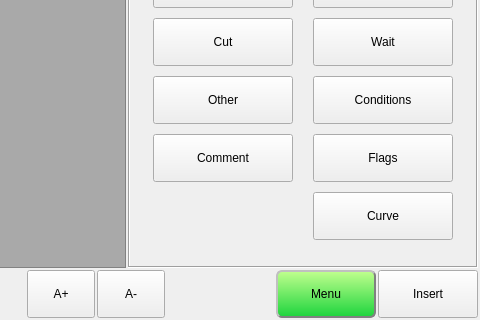
The window that hcinstruction/ichcinstructionpageframe.ui (dongdong-2009/3-5AxisRobot) describes before a commit, drawn with Qt 5; both pictures show x 519 to 999 and y 164 to 484 of the 999 by 484 pixel window.
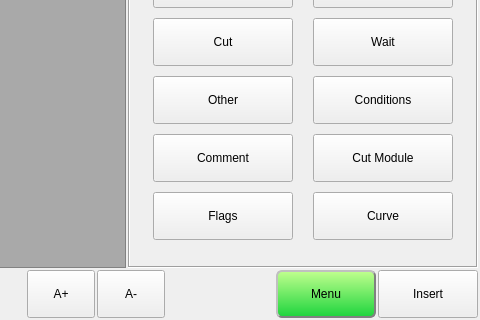
The same window after the commit. Icons and pictures are not drawn. Custom widgets are drawn as their Qt base class.

Patch:
```diff
--- a/hcinstruction/ichcinstructionpageframe.ui
+++ b/hcinstruction/ichcinstructionpageframe.ui
@@ -684,6 +684,82 @@
            </property>
           </widget>
          </item>
+         <item row="7" column="1">
+          <widget class="QToolButton" name="cutModuleButton">
+           <property name="sizePolicy">
+            <sizepolicy hsizetype="Preferred" vsizetype="Preferred">
+             <horstretch>0</horstretch>
+             <verstretch>0</verstretch>
+            </sizepolicy>
+           </property>
+           <property name="minimumSize">
+            <size>
+             <width>140</width>
+             <height>48</height>
+            </size>
+           </property>
+           <property name="maximumSize">
+            <size>
+             <width>140</width>
+             <height>48</height>
+            </size>
+           </property>
+           <property name="text">
+            <string>Cut Module</string>
+           </property>
+           <property name="icon">
+            <iconset resource="../resource.qrc">
+             <normaloff>:/resource/macro(32).png</normaloff>:/resource/macro(32).png</iconset>
+           </property>
+           <property name="iconSize">
+            <size>
+             <width>32</width>
+             <height>32</height>
+            </size>
+           </property>
+           <property name="toolButtonStyle">
+            <enum>Qt::ToolButtonTextBesideIcon</enum>
+           </property>
+          </widget>
+         </item>
+         <item row="8" column="0">
+          <widget class="QToolButton" name="flagsButton">
+           <property name="sizePolicy">
+            <sizepolicy hsizetype="Preferred" vsizetype="Preferred">
+             <horstretch>0</horstretch>
+             <verstretch>0</verstretch>
+            </sizepolicy>
+           </property>
+           <property name="minimumSize">
+            <size>
+             <width>140</width>
+             <height>48</height>
+            </size>
+           </property>
+           <property name="maximumSize">
+            <size>
+             <width>140</width>
+             <height>48</height>
+            </size>
+           </property>
+           <property name="text">
+            <string>Flags</string>
+           </property>
+           <property name="icon">
+            <iconset resource="../resource.qrc">
+             <normaloff>:/resource/macro(32).png</normaloff>:/resource/macro(32).png</iconset>
+           </property>
+           <property name="iconSize">
+            <size>
+             <width>32</width>
+             <height>32</height>
+            </size>
+           </property>
+           <property name="toolButtonStyle">
+            <enum>Qt::ToolButtonTextBesideIcon</enum>
+           </property>
+          </widget>
+         </item>
          <item row="8" column="1">
           <widget class="QToolButton" name="curveButton">
            <property name="sizePolicy">
@@ -722,44 +798,6 @@
            </property>
           </widget>
          </item>
-         <item row="7" column="1">
-          <widget class="QToolButton" name="flagsButton">
-           <property name="sizePolicy">
-            <sizepolicy hsizetype="Preferred" vsizetype="Preferred">
-             <horstretch>0</horstretch>
-             <verstretch>0</verstretch>
-            </sizepolicy>
-           </property>
-           <property name="minimumSize">
-            <size>
-             <width>140</width>
-             <height>48</height>
-            </size>
-           </property>
-           <property name="maximumSize">
-            <size>
-             <width>140</width>
-             <height>48</height>
-            </size>
-           </property>
-           <property name="text">
-            <string>Flags</string>
-           </property>
-           <property name="icon">
-            <iconset resource="../resource.qrc">
-             <normaloff>:/resource/macro(32).png</normaloff>:/resource/macro(32).png</iconset>
-           </property>
-           <property name="iconSize">
-            <size>
-             <width>32</width>
-             <height>32</height>
-            </size>
-           </property>
-           <property name="toolButtonStyle">
-            <enum>Qt::ToolButtonTextBesideIcon</enum>
-           </property>
-          </widget>
-         </item>
         </layout>
        </widget>
       </widget>
```
